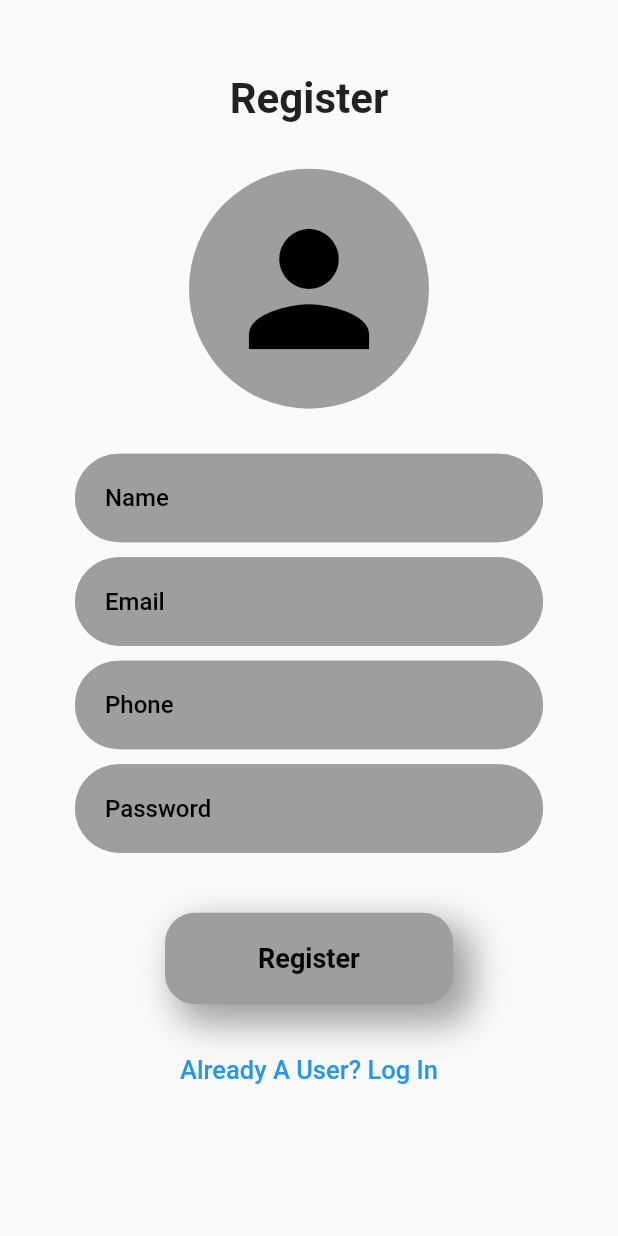
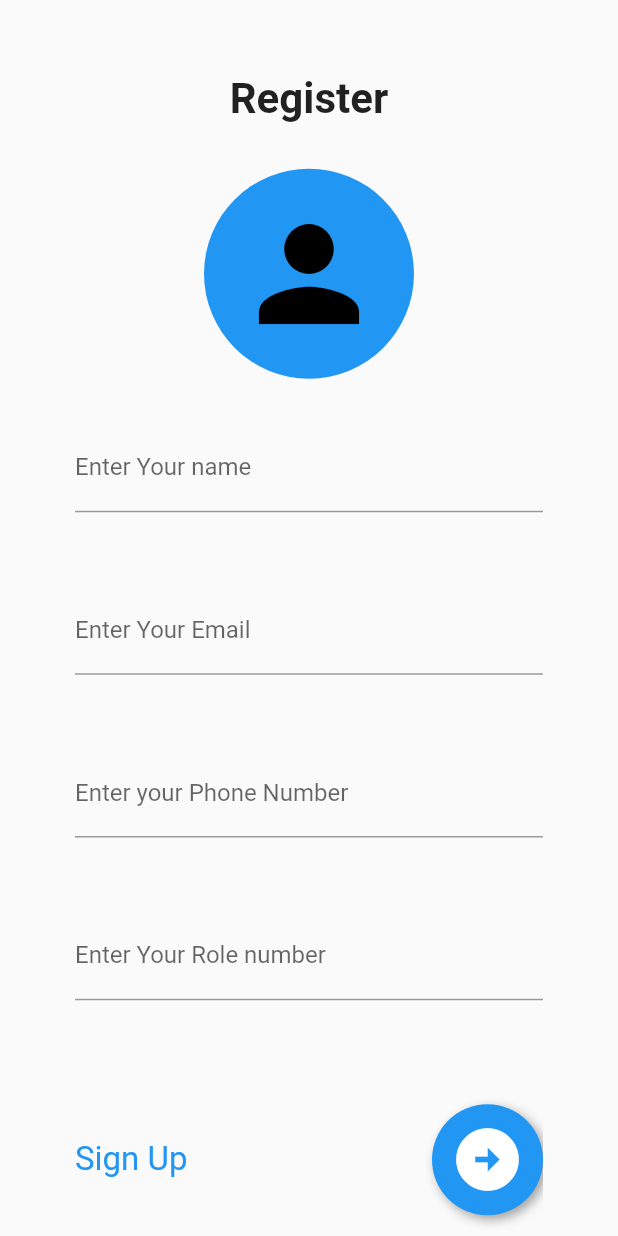
Before and after one commit to shankarkharel/quick_attendance, a Flutter app: the SplashScreen screen opened directly, after a tap on "Register", on a phone screen of 412 x 824 dp. Run offline on Flutter 3.47's test engine with Material 2 defaults, Android fonts, the light colour scheme and no system bars; drawn by our look-alikes of flutter_neumorphic.

```diff
--- /dev/null
+++ b/lib/presentation/components/widgets/custom_form_field.dart
@@ -0,0 +1,28 @@
+import 'package:flutter/material.dart';
+
+class CustomTextFormField extends StatelessWidget {
+  final String label;
+  final String errorText;
+  final String regExpSrc;
+  const CustomTextFormField({
+    Key? key,
+    required this.label,
+    required this.errorText,
+    required this.regExpSrc,
+  }) : super(key: key);
+
+  @override
+  Widget build(BuildContext context) {
+    return TextFormField(
+      decoration: InputDecoration(
+        labelText: label,
+      ),
+      validator: (value) {
+        if (value!.isEmpty || !RegExp(regExpSrc).hasMatch(value)) {
+          return errorText;
+        }
+        return null;
+      },
+    );
+  }
+}
--- a/lib/presentation/components/widgets/input_field_widget.dart
+++ b/lib/presentation/components/widgets/input_field_widget.dart
@@ -2,11 +2,12 @@ import 'package:flutter/material.dart';
 import 'package:quick_attendance/presentation/utils/colors.dart';
 
 class InputFieldWidget extends StatelessWidget {
-  const InputFieldWidget({
-    Key? key,
-    required this.hintText,
-    this.isPassword = false
-  }) : super(key: key);
+  const InputFieldWidget(
+      {Key? key,
+      required this.hintText,
+      this.isPassword = false,
+      required Null Function(dynamic value) onChanged})
+      : super(key: key);
   final String hintText;
   final bool isPassword;
 
@@ -16,7 +17,10 @@ class InputFieldWidget extends StatelessWidget {
       obscureText: isPassword,
       decoration: InputDecoration(
         hintText: hintText,
-        hintStyle: TextStyle(color: kTextFieldHintTextColor, fontSize: 16, fontWeight: FontWeight.w500),
+        hintStyle: TextStyle(
+            color: kTextFieldHintTextColor,
+            fontSize: 16,
+            fontWeight: FontWeight.w500),
         fillColor: kTextFieldFillColor,
         filled: true,
         contentPadding:
--- /dev/null
+++ b/lib/presentation/components/widgets/neumorphic_button.dart
@@ -0,0 +1,36 @@
+import 'package:flutter_neumorphic/flutter_neumorphic.dart';
+
+class CustomNeumorphicButton extends StatelessWidget {
+  final String screen;
+  const CustomNeumorphicButton({
+    Key? key,
+    required this.formKey,
+    required this.screen,
+  }) : super(key: key);
+
+  final GlobalKey<FormState> formKey;
+
+  @override
+  Widget build(BuildContext context) {
+    return NeumorphicButton(
+      onPressed: () {
+        if (formKey.currentState!.validate()) {
+          Navigator.pushNamed(context, screen);
+        }
+      },
+      style: const NeumorphicStyle(
+        shape: NeumorphicShape.flat,
+        color: Colors.blue,
+        depth: 5,
+        boxShape: NeumorphicBoxShape.circle(),
+        surfaceIntensity: 0.5,
+      ),
+      padding: const EdgeInsets.all(12.0),
+      child: const Icon(
+        Icons.arrow_circle_right,
+        size: 50,
+        color: Colors.white,
+      ),
+    );
+  }
+}
--- a/lib/presentation/screens/register_screen.dart
+++ b/lib/presentation/screens/register_screen.dart
@@ -1,10 +1,10 @@
-import 'package:flutter/material.dart';
-import 'package:quick_attendance/presentation/components/widgets/input_field_widget.dart';
-import 'package:quick_attendance/presentation/components/widgets/rounded_grey_shadowed_button.dart';
 import 'package:quick_attendance/presentation/components/widgets/rounded_person_icon.dart';
-import 'package:quick_attendance/presentation/screens/login_screen.dart';
 import 'package:quick_attendance/presentation/utils/reusables.dart';
 import 'package:quick_attendance/presentation/utils/styles.dart';
+import 'package:flutter_neumorphic/flutter_neumorphic.dart';
+
+import '../components/widgets/custom_form_field.dart';
+import '../components/widgets/neumorphic_button.dart';
 
 class RegisterScreen extends StatefulWidget {
   const RegisterScreen({Key? key}) : super(key: key);
@@ -14,6 +14,7 @@ class RegisterScreen extends StatefulWidget {
 }
 
 class _RegisterScreenState extends State<RegisterScreen> {
+  final formKey = GlobalKey<FormState>();
   @override
   Widget build(BuildContext context) {
     Size screenSize = MediaQuery.of(context).size;
@@ -35,44 +36,60 @@ class _RegisterScreenState extends State<RegisterScreen> {
               const Hero(
                 tag: 'personIcon',
                 child: RoundedPersonIcon(
-                  size: 120,
+                  size: 100,
                 ),
               ),
               marginSpace(vertical: 30),
-              const InputFieldWidget(
-                hintText: 'Name',
+              Form(
+                key: formKey,
+                child: Column(
+                  children: [
+                    const CustomTextFormField(
+                      label: 'Enter Your name',
+                      errorText: 'pleasse Enter a Correct name',
+                      regExpSrc: r'^[a-zA-Z ]+$',
                     ),
-              marginSpace(vertical: 10),
-              const InputFieldWidget(
-                hintText: 'Email',
+                    marginSpace(vertical: screenSize.height * 0.06),
+                    const CustomTextFormField(
+                        label: 'Enter Your Email',
+                        errorText: 'Please  email corect Email',
+                        regExpSrc:
+                            r'^[a-zA-Z0-9.!#$%&’*+/=?^_`{|}~-]+@[a-zA-Z0-9-]+(?:\.[a-zA-Z0-9-]+)*$'),
+                    marginSpace(vertical: screenSize.height * 0.06),
+                    const CustomTextFormField(
+                        label: 'Enter your Phone Number',
+                        errorText: 'please Enter a valid phone number',
+                        regExpSrc: r'^[0-9]{10}$'),
+                    marginSpace(vertical: screenSize.height * 0.06),
+                    const CustomTextFormField(
+                      label: 'Enter Your Role number ',
+                      errorText: 'please Enter a correct Roll number',
+                      regExpSrc: r'^[0-60]{1,2}$',
                     ),
-              marginSpace(vertical: 10),
-              const InputFieldWidget(
-                hintText: 'Phone',
+                    marginSpace(vertical: screenSize.height * 0.06),
+                    marginSpace(vertical: 20),
+                    Row(
+                      children: [
+                        const Text(
+                          'Sign Up',
+                          style: TextStyle(fontSize: 22, color: Colors.blue),
                         ),
-              marginSpace(vertical: 10),
-              const InputFieldWidget(
-                hintText: 'Password',
-                isPassword: true,
+                        const Spacer(),
+                        CustomNeumorphicButton(
+                          formKey: formKey,
+                          screen: '/login',
                         ),
-              marginSpace(vertical: 20),
-              RoundedGreyShadowedButton(text: 'Register', onTap: () {}),
+                      ],
+                    ),
                     marginSpace(vertical: 20),
                     TextButton(
                         onPressed: () {
-                  Navigator.pushReplacement(
-                    context,
-                    MaterialPageRoute(
-                      builder: (context) => const LoginScreen(),
-                    ),
-                  );
+                          Navigator.pushNamed(context, '/login');
                         },
-                child: const Text(
-                  "Already A User? Log In",
-                  style: TextStyle(fontSize: 17),
+                        child: const Text('Already have an account? Login')),
+                  ],
                 ),
               ),
-              marginSpace(vertical: 20),
             ],
           ),
         ),
--- a/lib/presentation/utils/colors.dart
+++ b/lib/presentation/utils/colors.dart
@@ -16,7 +16,7 @@ var kButtonBoxShadow = const BoxShadow(
 
 var kRoundedPersonIconColor = Colors.black; // icon color
 
-var kRoundedPersonBgColor = Colors.grey; // bg color
+var kRoundedPersonBgColor = Colors.blue; // bg color
 
 // Textfield
 
--- a/pubspec.yaml
+++ b/pubspec.yaml
@@ -3,7 +3,7 @@ description: A new Flutter project.
 
 # The following line prevents the package from being accidentally published to
 # pub.dev using `flutter pub publish`. This is preferred for private packages.
-publish_to: 'none' # Remove this line if you wish to publish to pub.dev
+publish_to: "none" # Remove this line if you wish to publish to pub.dev
 
 # The following defines the version and build number for your application.
 # A version number is three numbers separated by dots, like 1.2.43
@@ -30,10 +30,10 @@ dependencies:
   flutter:
     sdk: flutter
 
-
   # The following adds the Cupertino Icons font to your application.
   # Use with the CupertinoIcons class for iOS style icons.
   cupertino_icons: ^1.0.2
+  flutter_neumorphic: ^3.2.0
 
 dev_dependencies:
   flutter_test:
@@ -51,7 +51,6 @@ dev_dependencies:
 
 # The following section is specific to Flutter.
 flutter:
-
   # The following line ensures that the Material Icons font is
   # included with your application, so that you can use the icons in
   # the material Icons class.
```
Also changed, not shown: lib/home_page.dart (+10 -3 lines), lib/main.dart (+10 -2 lines), lib/presentation/screens/login_screen.dart (+38 -20 lines), pubspec.lock, 1 other file. Lines whose indentation alone changed are shown as unchanged.
